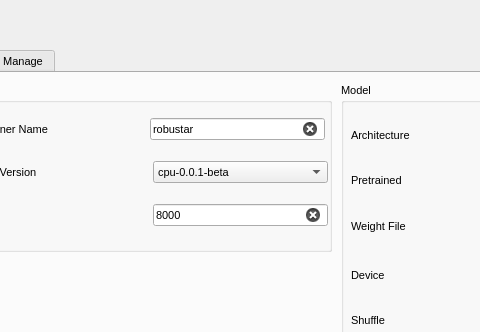
Qt form launcher/resources/launcher_v2.ui (PaulCCCCCCH/Robustar_implementation) before a commit; both pictures show x 249 to 729 and y 0 to 332 of the 1000 by 1020 pixel window.
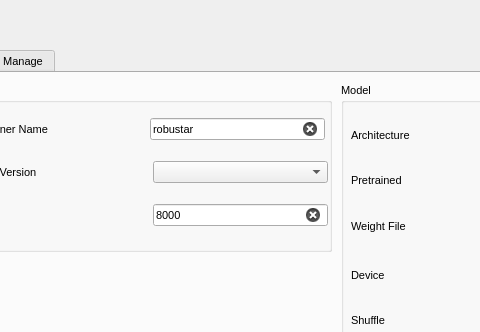
The same form after that commit. Icons and pictures are not drawn.

Patch:
```diff
--- a/launcher/resources/launcher_v2.ui
+++ b/launcher/resources/launcher_v2.ui
@@ -688,22 +688,9 @@
                            <bold>false</bold>
                           </font>
                          </property>
-                         <property name="currentText">
-                          <string>cpu-0.0.1-beta</string>
-                         </property>
                          <property name="placeholderText" stdset="0">
                           <string/>
                          </property>
-                         <item>
-                          <property name="text">
-                           <string>cpu-0.0.1-beta</string>
-                          </property>
-                         </item>
-                         <item>
-                          <property name="text">
-                           <string>cuda11.1-0.0.1-beta</string>
-                          </property>
-                         </item>
                         </widget>
                        </item>
                       </layout>
```
Left out of the diff: 4 changed lines with no effect on the pictures.
